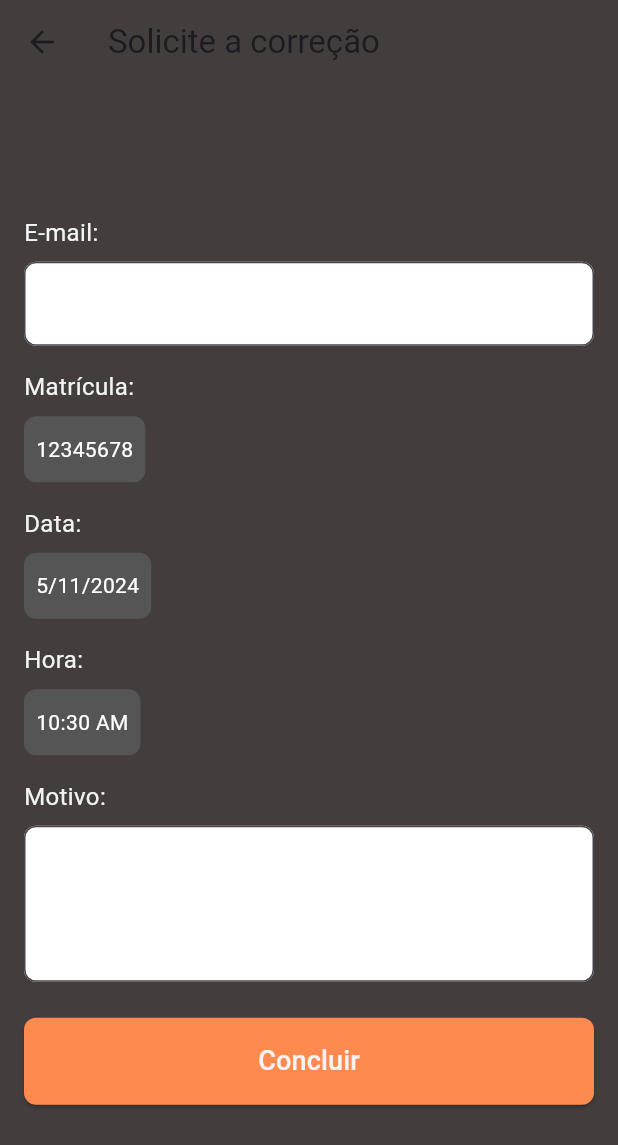
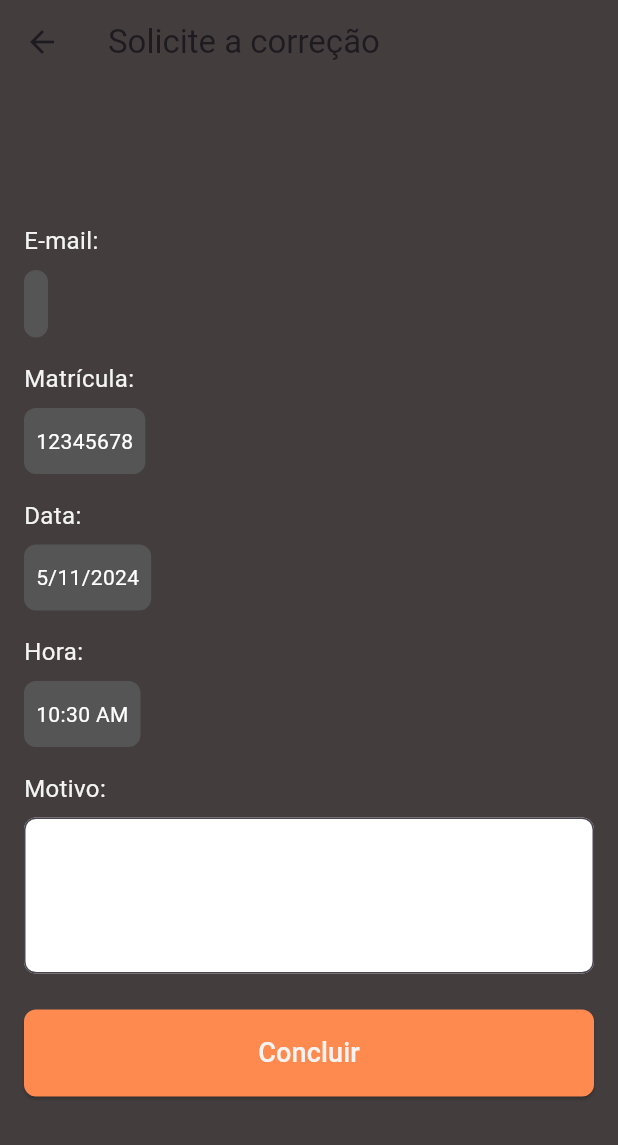
Before and after one commit to Vitor-HenriqueP/on_time, a Flutter app: the CorrectionScreen screen opened directly, on a phone screen of 412 x 824 dp. Shown: the top 1145 px of the screen. Run offline on Flutter 3.47's test engine with Material 3 defaults, Android fonts, the phone set to English and light mode, and no system bars; our stand-ins replace cloud_firestore, firebase_auth, firebase_core; missing offline and left inert: dart:html; accounts and stored records are empty.

```diff
--- a/lib/request_correction.dart
+++ b/lib/request_correction.dart
@@ -16,6 +16,16 @@ class _CorrectionScreenState extends State<CorrectionScreen> {
   TimeOfDay selectedTime = TimeOfDay.now();
   bool isLoading = false;
   final String staticMatricula = '12345678'; // Matrícula estática
+
+  @override
+  void initState() {
+    super.initState();
+    // Define o e-mail do usuário no controlador de texto ao iniciar a tela
+    final user = FirebaseAuth.instance.currentUser;
+    if (user != null) {
+      emailController.text = user.email ?? ''; // Obtém o e-mail do usuário
+    }
+  }
 
   Future<void> submitCorrection() async {
     setState(() {
@@ -40,7 +50,6 @@ class _CorrectionScreenState extends State<CorrectionScreen> {
         );
 
         // Limpar os campos após o envio
-        emailController.clear();
         reasonController.clear();
         setState(() {
           selectedDate = DateTime.now();
@@ -107,14 +116,16 @@ class _CorrectionScreenState extends State<CorrectionScreen> {
                 ),
               ),
               const SizedBox(height: 8),
-              TextField(
-                controller: emailController,
-                decoration: InputDecoration(
-                  filled: true,
-                  fillColor: Colors.white,
-                  border: OutlineInputBorder(
-                    borderRadius: BorderRadius.circular(8.0),
-                  ),
+              // Estilo para o campo de e-mail igual ao campo de matrícula
+              Container(
+                padding: const EdgeInsets.symmetric(vertical: 12.0, horizontal: 8.0),
+                decoration: BoxDecoration(
+                  color: const Color(0xFF555555),
+                  borderRadius: BorderRadius.circular(8.0),
+                ),
+                child: Text(
+                  emailController.text, // Exibe o e-mail estático
+                  style: const TextStyle(color: Colors.white),
                 ),
               ),
               const SizedBox(height: 16),
@@ -126,6 +137,7 @@ class _CorrectionScreenState extends State<CorrectionScreen> {
                 ),
               ),
               const SizedBox(height: 8),
+              // Estilo do campo de matrícula
               Container(
                 padding: const EdgeInsets.symmetric(vertical: 12.0, horizontal: 8.0),
                 decoration: BoxDecoration(
```
Also changed, not shown: lib/home.dart (+65 -18 lines), lib/requests_screens.dart (+38 -0 lines).
